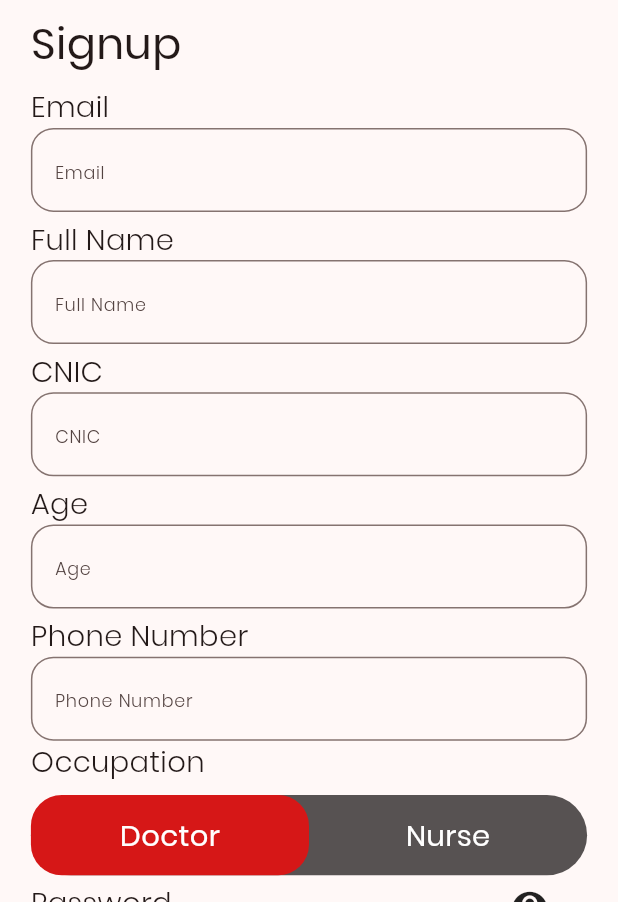
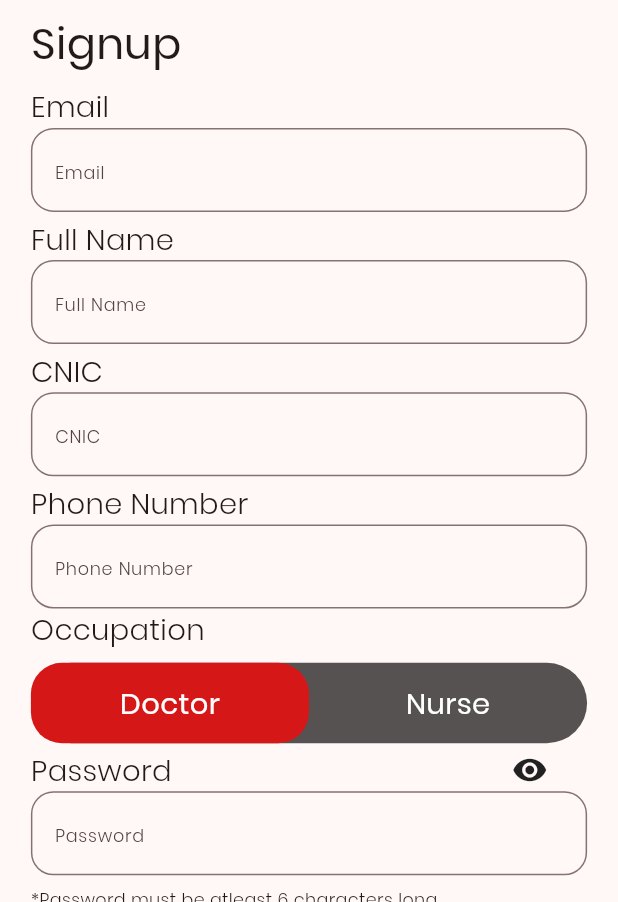
Before and after one commit to RayeDayyan/PulseViz, a Flutter app: the screen it shows after launch, after a tap on "Crate one now !", on a phone screen of 412 x 824 dp, the part 334-1236 px from its top. Run offline on Flutter 3.47's test engine with Material 3 defaults, Android fonts, the light colour scheme and no system bars; our stand-ins replace camera, firebase_auth, firebase_core, flutter_riverpod, image_picker, responsive_sizer; missing offline and left inert: tflite_v2; accounts and stored records are empty.

Commit message:
model integration

```diff
--- a/lib/main.dart
+++ b/lib/main.dart
@@ -1,5 +1,6 @@
 import 'package:firebase_auth/firebase_auth.dart';
 import 'package:flutter/material.dart';
+import 'package:flutter_riverpod/flutter_riverpod.dart';
 import 'package:pulse_viz/camera_screen.dart';
 import 'package:pulse_viz/login_screen.dart';
 import 'package:responsive_sizer/responsive_sizer.dart';
@@ -9,11 +10,14 @@ import 'firebase_options.dart';
 
 void main() async{
   WidgetsFlutterBinding.ensureInitialized();
+  await Future.delayed(Duration(seconds: 2)); // Add a delay to showcase splash
+
 
   await Firebase.initializeApp(
     options: DefaultFirebaseOptions.currentPlatform,
   );
-  runApp(MyApp());
+
+  runApp(ProviderScope(child: MyApp(),));
 }
 
 class MyApp extends StatelessWidget {
--- a/lib/models/userModel.dart
+++ b/lib/models/userModel.dart
@@ -3,7 +3,6 @@ class UserModel {
   final String email;
   final String name;
   final String cnic;
-  final String age;
   final String phone;
   final String occupation;
   final String password;
@@ -13,7 +12,6 @@ class UserModel {
     required this.email,
     required this.name,
     required this.cnic,
-    required this.age,
     required this.phone,
     required this.occupation,
     required this.password
@@ -25,7 +23,6 @@ class UserModel {
         email: json['email'],
         name: json['name'],
         cnic: json['cnic'],
-        age: json['age'],
         phone: json['phone'],
         occupation: json['occupation'],
         password: json['password']);
@@ -37,7 +34,6 @@ class UserModel {
       'email':email,
       'name':name,
       'cnic':cnic,
-      'age':age,
       'phone':phone,
       'occupation':occupation,
       'password':password
--- a/lib/signup_screen.dart
+++ b/lib/signup_screen.dart
@@ -15,7 +15,6 @@ class SignupScreenState extends State<SignupScreen>{
   TextEditingController emailController = TextEditingController();
   TextEditingController nameController = TextEditingController();
   TextEditingController cnicController = TextEditingController();
-  TextEditingController ageController = TextEditingController();
   TextEditingController phoneController = TextEditingController();
   TextEditingController passController = TextEditingController();
   TextEditingController confirmController = TextEditingController();
@@ -48,7 +47,6 @@ class SignupScreenState extends State<SignupScreen>{
           email:emailController.text.toString(),
           name: nameController.text.toString(),
           cnic: cnicController.text.toString(),
-          age: ageController.text.toString(),
           phone: phoneController.text.toString(),
           occupation: role,
           password: passController.text.toString());
@@ -180,28 +178,6 @@ class SignupScreenState extends State<SignupScreen>{
 
           SizedBox(height: 0.5.h,),
 
-          Text(
-            'Age',
-            style: TextStyle(
-              fontFamily: 'Poppins-Light',
-              fontSize: 18.sp,
-            ),
-          ),
-          TextField(
-            controller: ageController,
-            style: const TextStyle(
-              fontFamily: 'Poppins-Light',
-            ),
-            decoration: InputDecoration(
-                hintText: 'Age',
-                hintStyle:
-                TextStyle(fontFamily: 'Poppins-Light', fontSize: 14.sp),
-                border: OutlineInputBorder(
-                  borderRadius: BorderRadius.circular(15),
-                )),
-          ),
-
-          SizedBox(height: 0.5.h,),
 
           Text(
             'Phone Number',
--- a/pubspec.yaml
+++ b/pubspec.yaml
@@ -45,6 +45,7 @@ dependencies:
   image: ^4.3.0
   tflite_v2: ^1.0.0
   path_provider: ^2.1.5
+  flutter_riverpod: ^2.6.1
 
 dev_dependencies:
   flutter_test:
@@ -66,9 +67,8 @@ flutter_native_splash:
   ios: true
   background_image: "assets/images/splash2.0.png"
 
-
   android_12:
-    background_image: "assets/images/splash2.0.png"
+    background_image: "assets/images/splash.20"
 
 flutter:
 
```
Also changed, not shown: lib/bottom_navigation.dart (+28 -8 lines), lib/camera_screen.dart (+11 -0 lines), lib/controllers/modelController.dart (+45 -63 lines), lib/results_provider.dart (added, +8 -0 lines), lib/results_screen.dart (added, +71 -0 lines), pubspec.lock, 1 other file.
